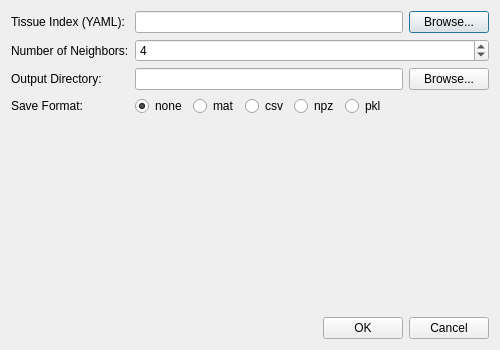
BEM-FMM-Team/bem-fmm-python, file src/bemfmm/gui/tms.ui: the form before one commit.
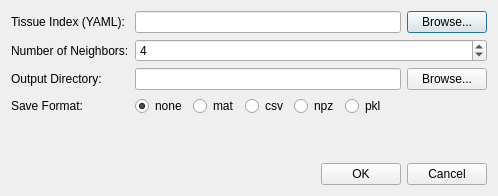
The form after the commit.

```diff
--- a/src/bemfmm/gui/tms.ui
+++ b/src/bemfmm/gui/tms.ui
@@ -6,8 +6,8 @@
    <rect>
     <x>0</x>
     <y>0</y>
-    <width>500</width>
-    <height>350</height>
+    <width>498</width>
+    <height>196</height>
    </rect>
   </property>
   <property name="windowTitle">
```
